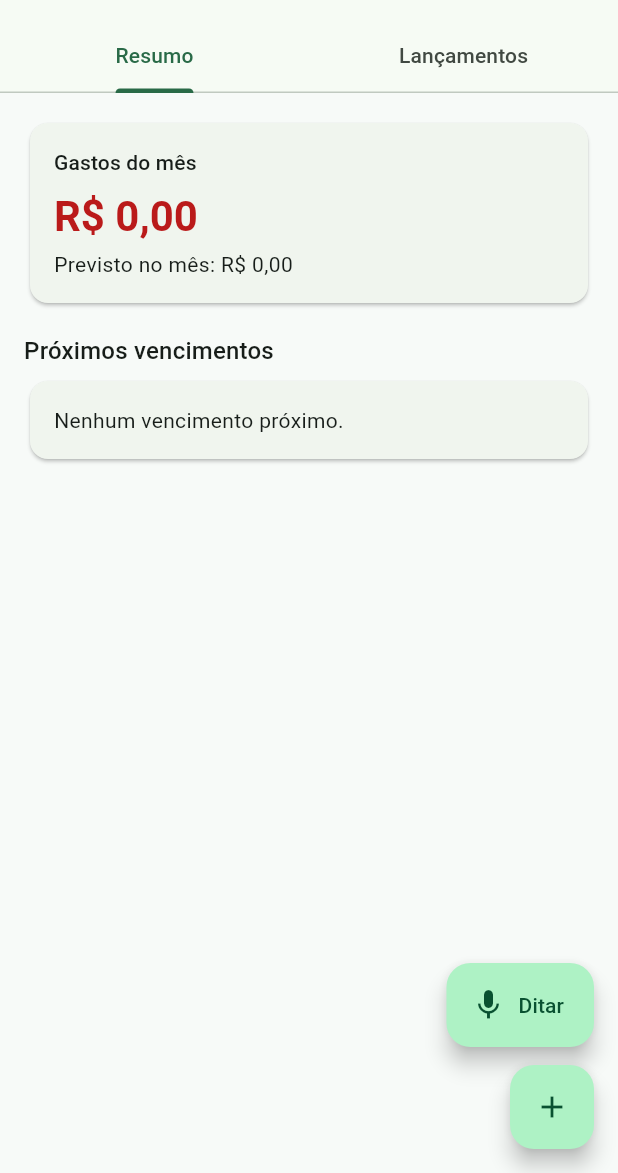
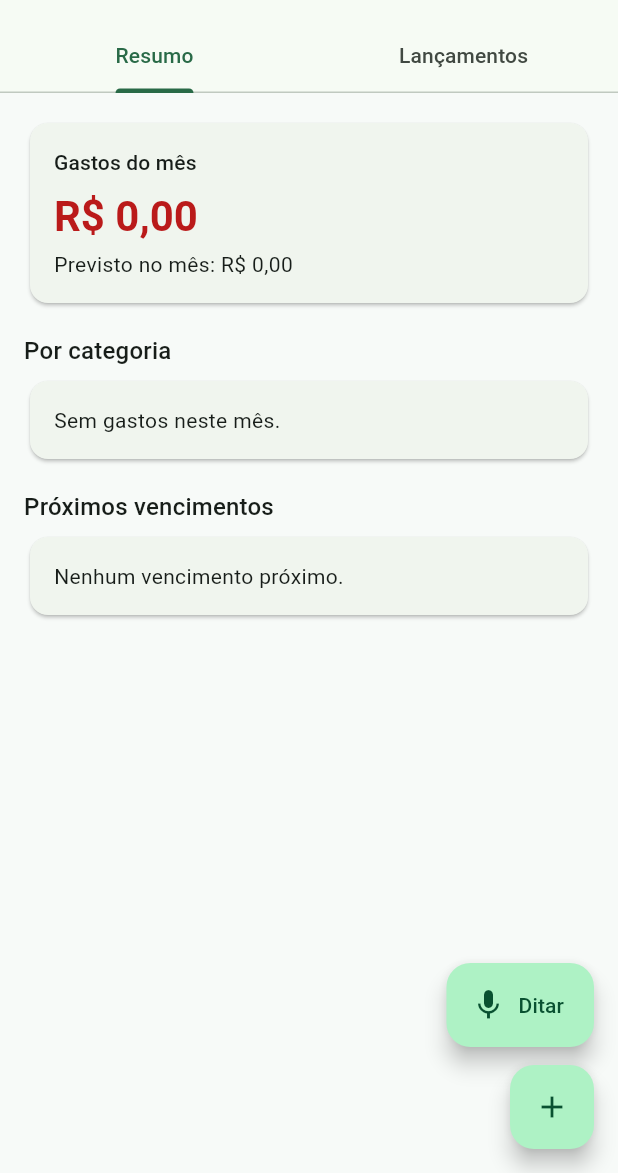
Before and after one commit to leonardorsvieira/projeto-financeiro, a Flutter app: the screen it shows once a user with an empty profile is signed in, on a phone screen of 412 x 824 dp, the part 63-1236 px from its top. Run offline on Flutter 3.47's test engine with Material 3 defaults, Android fonts, the phone set to English and light mode, and no system bars; our stand-ins replace fl_chart, flutter_local_notifications, flutter_riverpod, flutter_timezone, go_router, shared_preferences and 2 more; missing offline and left inert: record; accounts and stored records are empty.

Commit message:
06-02: donut fl_chart de gastos por categoria no Resumo
- fl_chart ^1.2.0; gastosPorCategoriaMesProvider (agrega/ordena do mês)

- Donut + legenda (cor, categoria, R$, %) com empty state 'Sem gastos neste mês'

- Tests: +3 (agregação, vazio, legenda)

```diff
--- a/app/lib/features/dashboard/application/dashboard_providers.dart
+++ b/app/lib/features/dashboard/application/dashboard_providers.dart
@@ -39,3 +39,36 @@ final resumoMesProvider = Provider<ResumoMes>((ref) {
   }
   return ResumoMes(realCents: real, previstoCents: previsto);
 });
+
+/// Gasto agregado por categoria no mês vigente.
+class GastoCategoria {
+  const GastoCategoria({
+    required this.categoria,
+    required this.valorCents,
+  });
+
+  final String categoria;
+  final int valorCents;
+}
+
+/// Gastos do mês vigente agrupados por categoria, ordenados do maior para o
+/// menor (lançamentos com `data` no mês).
+final gastosPorCategoriaMesProvider = Provider<List<GastoCategoria>>((ref) {
+  final todos = ref.watch(lancamentosStreamProvider).value ?? [];
+  final agora = DateTime.now();
+
+  final porCategoria = <String, int>{};
+  for (final l in todos) {
+    final dataNoMes = l.data.year == agora.year && l.data.month == agora.month;
+    if (dataNoMes) {
+      porCategoria.update(l.categoria, (v) => v + l.valorCents,
+          ifAbsent: () => l.valorCents);
+    }
+  }
+
+  final list = porCategoria.entries
+      .map((e) => GastoCategoria(categoria: e.key, valorCents: e.value))
+      .toList()
+    ..sort((a, b) => b.valorCents.compareTo(a.valorCents));
+  return list;
+});
--- a/app/lib/features/dashboard/presentation/dashboard_screen.dart
+++ b/app/lib/features/dashboard/presentation/dashboard_screen.dart
@@ -1,3 +1,4 @@
+import 'package:fl_chart/fl_chart.dart';
 import 'package:flutter/material.dart';
 import 'package:flutter_riverpod/flutter_riverpod.dart';
 import 'package:go_router/go_router.dart';
@@ -6,6 +7,19 @@ import '../../home/domain/app_routes.dart';
 import '../../lancamentos/application/lancamentos_providers.dart';
 import '../../lancamentos/domain/lancamento_converter.dart';
 import '../application/dashboard_providers.dart';
+
+/// Cores do donut por categoria (fallback para categorias novas).
+const _coresCategorias = <String, Color>{
+  'Alimentação': Color(0xFFE53935),
+  'Transporte': Color(0xFF1E88E5),
+  'Moradia': Color(0xFF43A047),
+  'Saúde': Color(0xFF8E24AA),
+  'Lazer': Color(0xFFFB8C00),
+  'Educação': Color(0xFF00897B),
+  'Mercado': Color(0xFFF4511E),
+  'Assinaturas': Color(0xFF3949AB),
+  'Outros': Color(0xFF757575),
+};
 
 /// Aba "Resumo" do home: gastos do mês (real + previsto) e próximos vencimentos.
 class DashboardScreen extends ConsumerWidget {
@@ -20,6 +34,7 @@ class DashboardScreen extends ConsumerWidget {
   Widget build(BuildContext context, WidgetRef ref) {
     final theme = Theme.of(context);
     final resumo = ref.watch(resumoMesProvider);
+    final porCategoria = ref.watch(gastosPorCategoriaMesProvider);
     final proximos = ref.watch(proximosVencimentosProvider);
 
     return RefreshIndicator(
@@ -29,6 +44,13 @@ class DashboardScreen extends ConsumerWidget {
         padding: const EdgeInsets.all(16),
         children: [
           _CardGastosMes(resumo: resumo),
+          const SizedBox(height: 16),
+          Text('Por categoria', style: theme.textTheme.titleMedium),
+          const SizedBox(height: 4),
+          _DonutGastosCategoria(
+            gastos: porCategoria,
+            totalCents: resumo.realCents,
+          ),
           const SizedBox(height: 16),
           Text('Próximos vencimentos', style: theme.textTheme.titleMedium),
           const SizedBox(height: 4),
@@ -104,3 +126,85 @@ class _CardGastosMes extends StatelessWidget {
     );
   }
 }
+
+class _DonutGastosCategoria extends StatelessWidget {
+  const _DonutGastosCategoria({
+    required this.gastos,
+    required this.totalCents,
+  });
+
+  final List<GastoCategoria> gastos;
+  final int totalCents;
+
+  @override
+  Widget build(BuildContext context) {
+    final theme = Theme.of(context);
+
+    if (gastos.isEmpty) {
+      return Card(
+        child: Padding(
+          padding: const EdgeInsets.all(16),
+          child: Text(
+            'Sem gastos neste mês.',
+            style: theme.textTheme.bodyMedium,
+          ),
+        ),
+      );
+    }
+
+    final total = totalCents > 0 ? totalCents.toDouble() : 1.0;
+    final sections = [
+      for (final g in gastos)
+        PieChartSectionData(
+          value: g.valorCents.toDouble(),
+          color: _coresCategorias[g.categoria] ?? theme.colorScheme.primary,
+          radius: 42,
+          showTitle: false,
+        ),
+    ];
+
+    return Column(
+      children: [
+        SizedBox(
+          width: 200,
+          height: 200,
+          child: PieChart(
+            PieChartData(
+              sections: sections,
+              centerSpaceRadius: 46,
+              sectionsSpace: 2,
+            ),
+          ),
+        ),
+        const SizedBox(height: 12),
+        for (final g in gastos)
+          Row(
+            children: [
+              Container(
+                width: 12,
+                height: 12,
+                decoration: BoxDecoration(
+                  color: _coresCategorias[g.categoria] ??
+                      theme.colorScheme.primary,
+                  shape: BoxShape.circle,
+                ),
+              ),
+              const SizedBox(width: 8),
+              Expanded(child: Text(g.categoria)),
+              Text(
+                formatoBRL(g.valorCents),
+                style: theme.textTheme.bodyMedium?.copyWith(
+                  fontWeight: FontWeight.w600,
+                ),
+              ),
+              const SizedBox(width: 8),
+              Text(
+                '(${(g.valorCents / total * 100).toStringAsFixed(0)}%)',
+                style: theme.textTheme.bodySmall,
+              ),
+            ],
+          ),
+      ],
+    );
+  }
+}
--- a/app/pubspec.yaml
+++ b/app/pubspec.yaml
@@ -46,6 +46,7 @@ dependencies:
   timezone: ^0.11.1
   flutter_timezone: ^5.1.0
   shared_preferences: ^2.5.5
+  fl_chart: ^1.2.0
 
 dev_dependencies:
   flutter_test:
```
Also changed, not shown: app/pubspec.lock, 5 other files.
